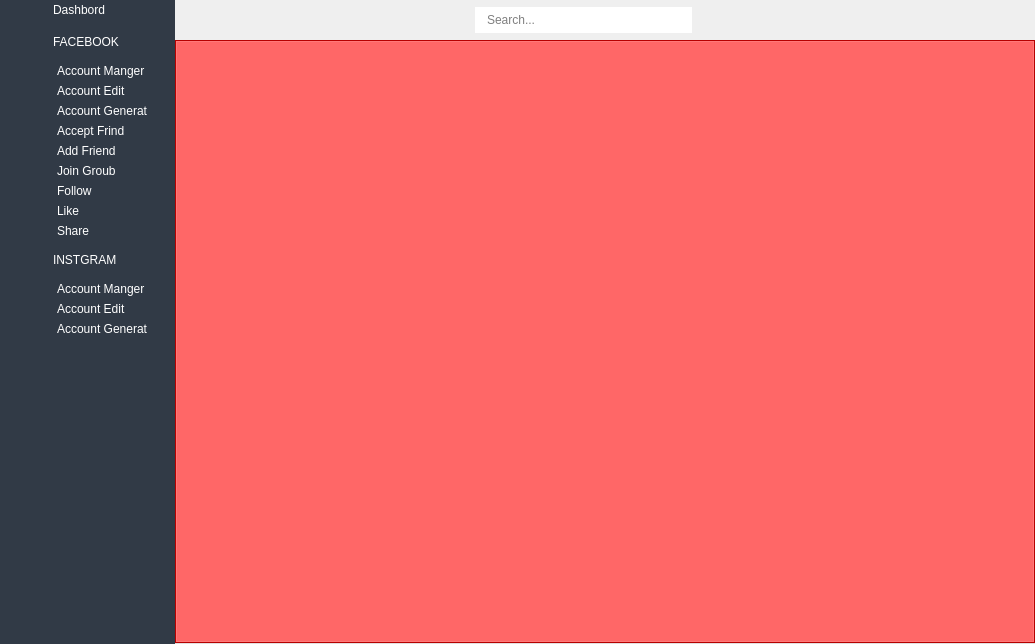
Qt form ui/Window.ui (kreemkhaled112/GUI) before a commit.
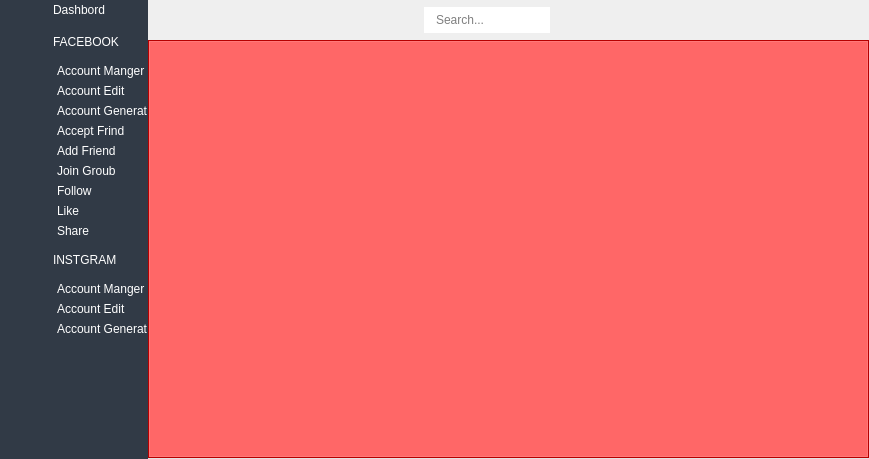
The same form after that commit. Icons and pictures are not drawn.

Patch:
```diff
--- a/ui/Window.ui
+++ b/ui/Window.ui
@@ -7,7 +7,7 @@
     <x>0</x>
     <y>0</y>
     <width>1035</width>
-    <height>644</height>
+    <height>0</height>
    </rect>
   </property>
   <property name="windowTitle">
@@ -18,7 +18,7 @@
 		background-color: #313a46;
 		width:50px;
 	}
-#full_menu_widget {
+#full_menu_widget,widget_tab {
 		background-color: #313a46;
 	}
 #full_menu_widget QPushButton,#label_2 {
```
Left out of the diff: 14 changed lines with no effect on the pictures.
